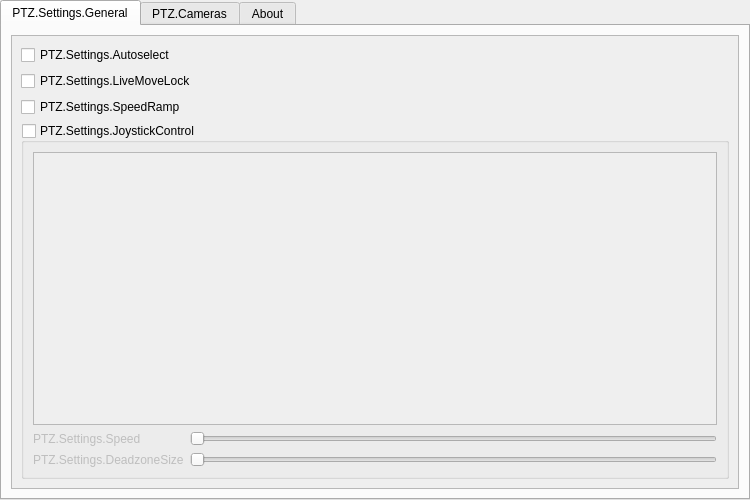
The window that src/settings.ui (glikely/obs-ptz) describes before a commit, drawn with Qt 5.
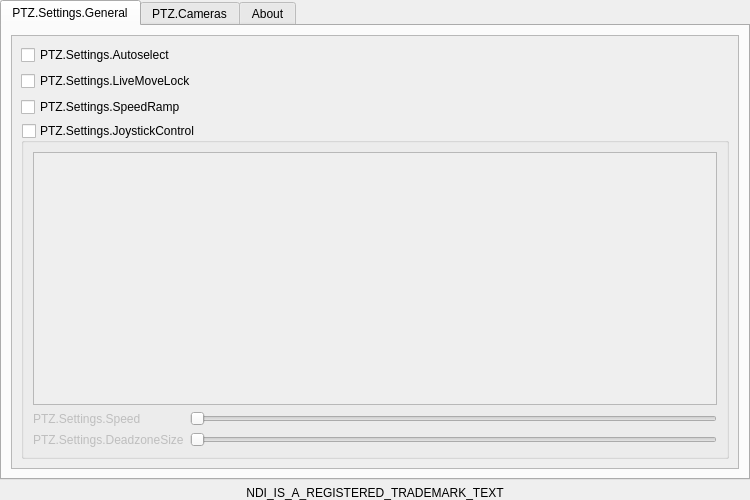
The same window after the commit. Custom widgets are drawn as their Qt base class.

What changed in the file:
```diff
--- a/src/settings.ui
+++ b/src/settings.ui
@@ -307,6 +307,16 @@
      </widget>
     </widget>
    </item>
+   <item>
+    <widget class="QLabel" name="labelNdiRegisteredTrademark">
+     <property name="text">
+      <string>NDI_IS_A_REGISTERED_TRADEMARK_TEXT</string>
+     </property>
+     <property name="alignment">
+      <set>Qt::AlignCenter</set>
+     </property>
+    </widget>
+  </item>
   </layout>
  </widget>
  <customwidgets>
```
